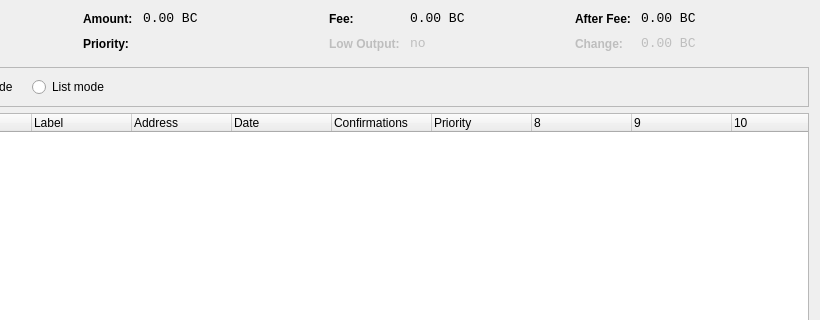
Before: the Qt Designer form src/qt/forms/coincontroldialog.ui in MintcoinCommunity/Mintcoin-Desktop-Wallet, drawn with Qt 5; both pictures show x 180 to 1000 and y 0 to 320 of the 1000 by 500 pixel window.
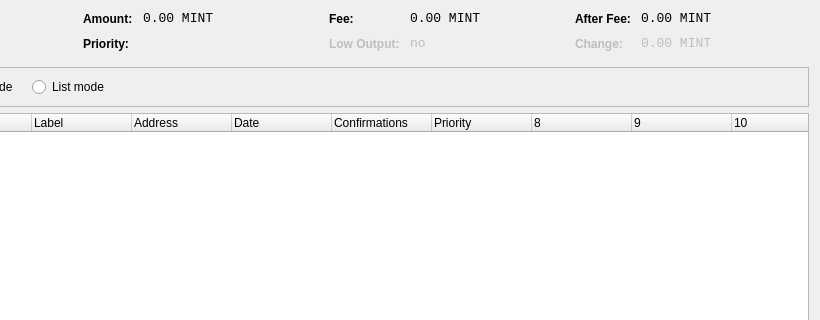
After: the same form once the commit is applied. Custom widgets are drawn as their Qt base class.

```diff
--- a/src/qt/forms/coincontroldialog.ui
+++ b/src/qt/forms/coincontroldialog.ui
@@ -141,7 +141,7 @@
           <enum>Qt::ActionsContextMenu</enum>
          </property>
          <property name="text">
-          <string>0.00 BC</string>
+          <string>0.00 MINT</string>
          </property>
          <property name="textInteractionFlags">
           <set>Qt::LinksAccessibleByMouse|Qt::TextSelectableByKeyboard|Qt::TextSelectableByMouse</set>
@@ -221,7 +221,7 @@
           <enum>Qt::ActionsContextMenu</enum>
          </property>
          <property name="text">
-          <string>0.00 BC</string>
+          <string>0.00 MINT</string>
          </property>
          <property name="textInteractionFlags">
           <set>Qt::LinksAccessibleByMouse|Qt::TextSelectableByKeyboard|Qt::TextSelectableByMouse</set>
@@ -307,7 +307,7 @@
           <enum>Qt::ActionsContextMenu</enum>
          </property>
          <property name="text">
-          <string>0.00 BC</string>
+          <string>0.00 MINT</string>
          </property>
          <property name="textInteractionFlags">
           <set>Qt::LinksAccessibleByMouse|Qt::TextSelectableByKeyboard|Qt::TextSelectableByMouse</set>
@@ -345,7 +345,7 @@
           <enum>Qt::ActionsContextMenu</enum>
          </property>
          <property name="text">
-          <string>0.00 BC</string>
+          <string>0.00 MINT</string>
          </property>
          <property name="textInteractionFlags">
           <set>Qt::LinksAccessibleByMouse|Qt::TextSelectableByKeyboard|Qt::TextSelectableByMouse</set>
```
